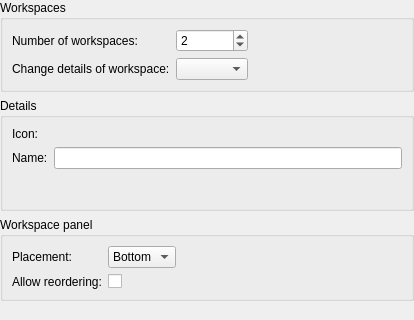
This is ground/openpilotgcs/src/plugins/coreplugin/workspacesettings.ui in openpilot/OpenPilot as Qt 5 draws it before an edit. The edited form follows.
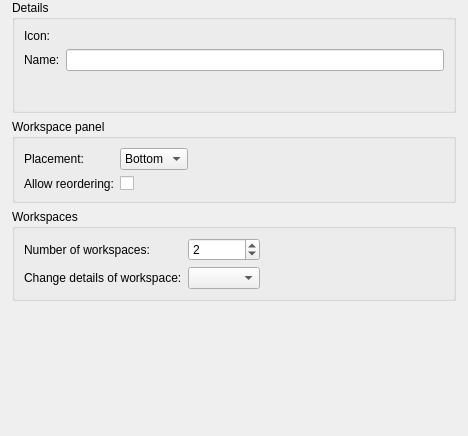
This is the edited form. Custom widgets are drawn as their Qt base class.

Commit message: added scroll areas to all the preference settings screens

Patch:
```diff
--- a/ground/openpilotgcs/src/plugins/coreplugin/workspacesettings.ui
+++ b/ground/openpilotgcs/src/plugins/coreplugin/workspacesettings.ui
@@ -6,8 +6,8 @@
    <rect>
     <x>0</x>
     <y>0</y>
-    <width>414</width>
-    <height>320</height>
+    <width>468</width>
+    <height>436</height>
    </rect>
   </property>
   <property name="sizePolicy">
@@ -19,74 +19,43 @@
   <property name="windowTitle">
    <string>Form</string>
   </property>
+  <layout class="QVBoxLayout" name="verticalLayout_2">
+   <property name="leftMargin">
+    <number>12</number>
+   </property>
+   <property name="topMargin">
+    <number>0</number>
+   </property>
+   <property name="rightMargin">
+    <number>12</number>
+   </property>
+   <property name="bottomMargin">
+    <number>0</number>
+   </property>
+   <item>
+    <widget class="QScrollArea" name="scrollArea">
+     <property name="frameShape">
+      <enum>QFrame::NoFrame</enum>
+     </property>
+     <property name="frameShadow">
+      <enum>QFrame::Plain</enum>
+     </property>
+     <property name="widgetResizable">
+      <bool>true</bool>
+     </property>
+     <widget class="QWidget" name="scrollAreaWidgetContents">
+      <property name="geometry">
+       <rect>
+        <x>0</x>
+        <y>0</y>
+        <width>444</width>
+        <height>436</height>
+       </rect>
+      </property>
   <layout class="QVBoxLayout" name="verticalLayout">
    <property name="margin">
     <number>0</number>
    </property>
-   <item>
-    <widget class="QGroupBox" name="groupBox">
-     <property name="sizePolicy">
-      <sizepolicy hsizetype="Preferred" vsizetype="Preferred">
-       <horstretch>0</horstretch>
-       <verstretch>0</verstretch>
-      </sizepolicy>
-     </property>
-     <property name="title">
-      <string>Workspaces</string>
-     </property>
-     <layout class="QGridLayout" name="gridLayout_2">
-      <item row="0" column="0">
-       <widget class="QLabel" name="label">
-        <property name="text">
-         <string>Number of workspaces:</string>
-        </property>
-       </widget>
-      </item>
-      <item row="0" column="4">
-       <spacer name="horizontalSpacer_2">
-        <property name="orientation">
-         <enum>Qt::Horizontal</enum>
-        </property>
-        <property name="sizeHint" stdset="0">
-         <size>
-          <width>0</width>
-          <height>20</height>
-         </size>
-        </property>
-       </spacer>
-      </item>
-      <item row="2" column="0">
-       <widget class="QLabel" name="label_5">
-        <property name="text">
-         <string>Change details of workspace:</string>
-        </property>
-       </widget>
-      </item>
-      <item row="2" column="2">
-       <widget class="QComboBox" name="workspaceComboBox"/>
-      </item>
-      <item row="0" column="2">
-       <widget class="QSpinBox" name="numberOfWorkspacesSpinBox">
-        <property name="sizePolicy">
-         <sizepolicy hsizetype="Preferred" vsizetype="Fixed">
-          <horstretch>0</horstretch>
-          <verstretch>0</verstretch>
-         </sizepolicy>
-        </property>
-        <property name="minimum">
-         <number>1</number>
-        </property>
-        <property name="maximum">
-         <number>10</number>
-        </property>
-        <property name="value">
-         <number>2</number>
-        </property>
-       </widget>
-      </item>
-     </layout>
-    </widget>
-   </item>
    <item>
     <widget class="QGroupBox" name="groupBox_2">
      <property name="sizePolicy">
@@ -216,6 +185,70 @@
      </layout>
     </widget>
    </item>
+       <item>
+        <widget class="QGroupBox" name="groupBox">
+         <property name="sizePolicy">
+          <sizepolicy hsizetype="Preferred" vsizetype="Preferred">
+           <horstretch>0</horstretch>
+           <verstretch>0</verstretch>
+          </sizepolicy>
+         </property>
+         <property name="title">
+          <string>Workspaces</string>
+         </property>
+         <layout class="QGridLayout" name="gridLayout_2">
+          <item row="0" column="0">
+           <widget class="QLabel" name="label">
+            <property name="text">
+             <string>Number of workspaces:</string>
+            </property>
+           </widget>
+          </item>
+          <item row="0" column="4">
+           <spacer name="horizontalSpacer_2">
+            <property name="orientation">
+             <enum>Qt::Horizontal</enum>
+            </property>
+            <property name="sizeHint" stdset="0">
+             <size>
+              <width>0</width>
+              <height>20</height>
+             </size>
+            </property>
+           </spacer>
+          </item>
+          <item row="2" column="0">
+           <widget class="QLabel" name="label_5">
+            <property name="text">
+             <string>Change details of workspace:</string>
+            </property>
+           </widget>
+          </item>
+          <item row="2" column="2">
+           <widget class="QComboBox" name="workspaceComboBox"/>
+          </item>
+          <item row="0" column="2">
+           <widget class="QSpinBox" name="numberOfWorkspacesSpinBox">
+            <property name="sizePolicy">
+             <sizepolicy hsizetype="Preferred" vsizetype="Fixed">
+              <horstretch>0</horstretch>
+              <verstretch>0</verstretch>
+             </sizepolicy>
+            </property>
+            <property name="minimum">
+             <number>1</number>
+            </property>
+            <property name="maximum">
+             <number>10</number>
+            </property>
+            <property name="value">
+             <number>2</number>
+            </property>
+           </widget>
+          </item>
+         </layout>
+        </widget>
+       </item>
    <item>
     <spacer name="verticalSpacer">
      <property name="orientation">
@@ -228,6 +261,10 @@
       </size>
      </property>
     </spacer>
+       </item>
+      </layout>
+     </widget>
+    </widget>
    </item>
   </layout>
  </widget>
```
Lines whose indentation alone changed are shown as unchanged. The commit also changes 13 other files.
